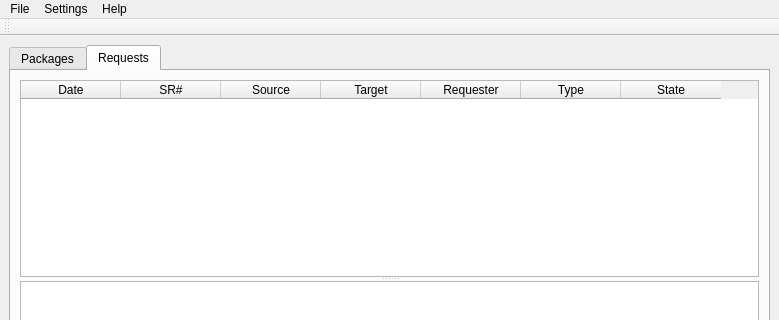
The window that mainwindow.ui (javierllorente/qactus) describes before a commit, drawn with Qt 5; both pictures show x 0 to 779 and y 0 to 320 of the 779 by 520 pixel window.
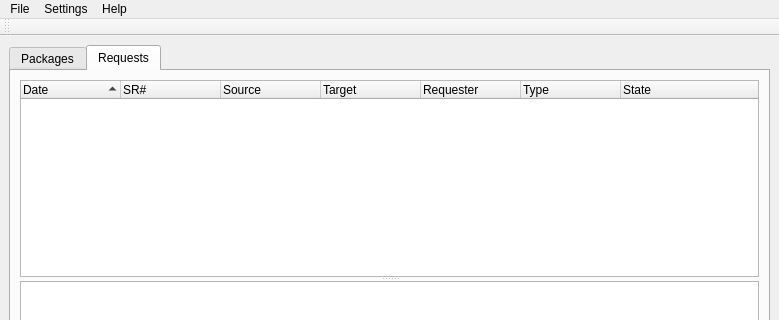
The same window after the commit. The open tabs and pages were chosen to show the change. Icons and pictures are not drawn.

Commit message: Switch tableRequests to treeRequests (QTableWidget->QTreeWidget)

Patch:
```diff
--- a/mainwindow.ui
+++ b/mainwindow.ui
@@ -102,7 +102,7 @@
           <property name="orientation">
            <enum>Qt::Vertical</enum>
           </property>
-          <widget class="QTableWidget" name="tableRequests">
+          <widget class="QTreeWidget" name="treeRequests">
            <property name="sizePolicy">
             <sizepolicy hsizetype="Expanding" vsizetype="Expanding">
              <horstretch>0</horstretch>
@@ -130,21 +130,12 @@
            <property name="selectionBehavior">
             <enum>QAbstractItemView::SelectRows</enum>
            </property>
-           <property name="showGrid">
+           <property name="rootIsDecorated">
             <bool>false</bool>
            </property>
-           <property name="gridStyle">
-            <enum>Qt::NoPen</enum>
-           </property>
-           <property name="cornerButtonEnabled">
-            <bool>false</bool>
-           </property>
-           <attribute name="horizontalHeaderShowSortIndicator" stdset="0">
+           <property name="sortingEnabled">
             <bool>true</bool>
-           </attribute>
-           <attribute name="verticalHeaderVisible">
-            <bool>false</bool>
-           </attribute>
+           </property>
            <column>
             <property name="text">
              <string>Date</string>
```
The commit also changes 2 other files.
